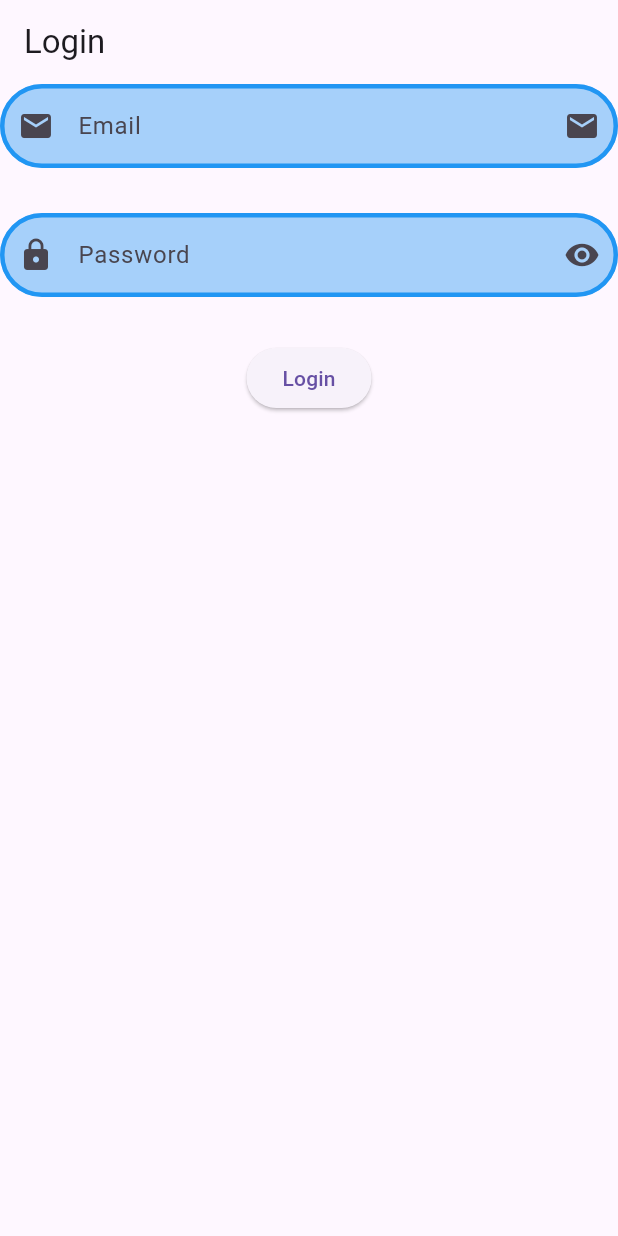
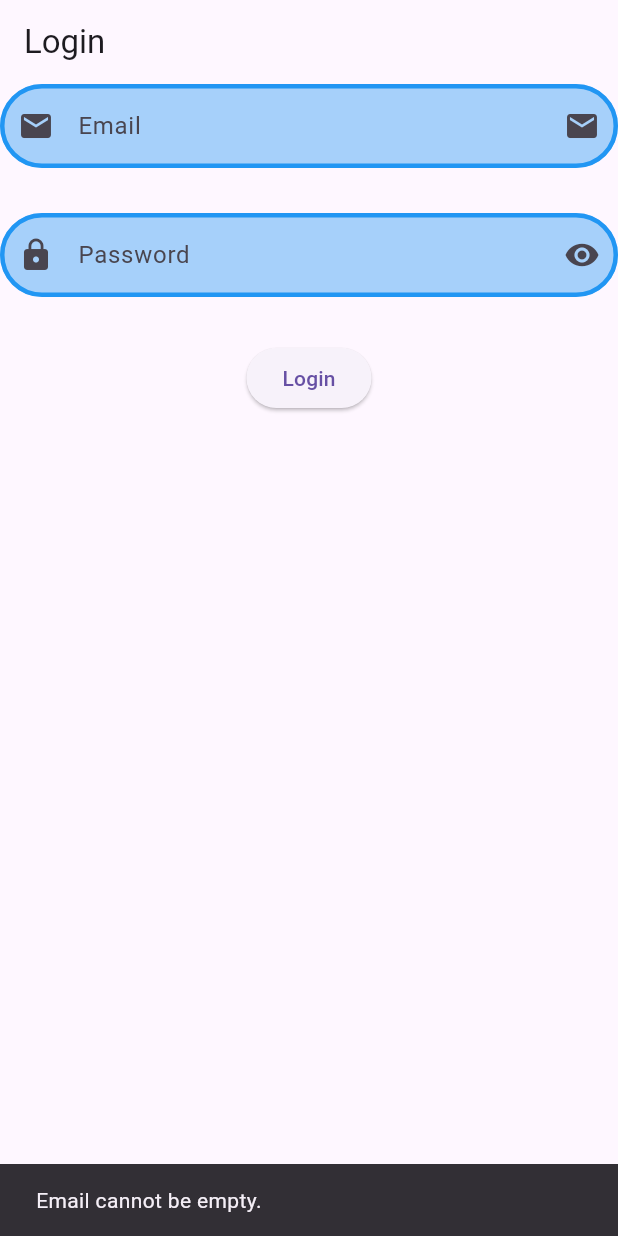
Before and after one commit to MuhammadAliKust/Shahram-App, a Flutter app: the screen it shows after launch, after a tap on "Login", on a phone screen of 412 x 824 dp. Run offline on Flutter 3.47's test engine with Material 3 defaults, Android fonts, the phone set to English and light mode, and no system bars; our stand-ins replace string_validator.

Commit message:
Validation Done

```diff
--- a/lib/login.dart
+++ b/lib/login.dart
@@ -1,7 +1,10 @@
 import 'package:flutter/material.dart';
+import 'package:string_validator/string_validator.dart';
+class LoginView extends StatelessWidget {
+  LoginView({super.key});
 
-class LoginView extends StatelessWidget {
-  const LoginView({super.key});
+  TextEditingController emailController = TextEditingController();
+  TextEditingController pwdController = TextEditingController();
 
   @override
   Widget build(BuildContext context) {
@@ -10,6 +13,7 @@
       body: Column(
         children: [
           TextField(
+            controller: emailController,
             // enabled: false,
             keyboardType: TextInputType.emailAddress,
             maxLines: 1,
@@ -36,6 +40,7 @@
           ),
           SizedBox(height: 30),
           TextField(
+            controller: pwdController,
             // enabled: false,
             obscureText: true,
             keyboardType: TextInputType.emailAddress,
@@ -62,7 +67,35 @@
             ),
           ),
           SizedBox(height: 30),
-          ElevatedButton(onPressed: () {}, child: Text("Login")),
+          ElevatedButton(
+            onPressed: () {
+              if (emailController.text.isEmpty) {
+                ScaffoldMessenger.of(context).showSnackBar(
+                  SnackBar(content: Text("Email cannot be empty.")),
+                );
+                return;
+              }
+              if(!emailController.text.isEmail){
+                ScaffoldMessenger.of(context).showSnackBar(SnackBar(content: Text("Email is not valid")));
+                return;
+              }
+              if (pwdController.text.isEmpty) {
+                ScaffoldMessenger.of(context).showSnackBar(
+                  SnackBar(content: Text("Password cannot be empty.")),
+                );
+                return;
+              }
+              if (pwdController.text.length < 6) {
+                ScaffoldMessenger.of(context).showSnackBar(
+                  SnackBar(
+                    content: Text("Password must be 6 or more characters"),
+                  ),
+                );
+                return;
+              }
+            },
+            child: Text("Login"),
+          ),
         ],
       ),
     );
--- a/pubspec.yaml
+++ b/pubspec.yaml
@@ -34,6 +34,7 @@
   # The following adds the Cupertino Icons font to your application.
   # Use with the CupertinoIcons class for iOS style icons.
   cupertino_icons: ^1.0.8
+  string_validator: ^1.2.0
 
 dev_dependencies:
   flutter_test:
```
Also changed, not shown: pubspec.lock.
